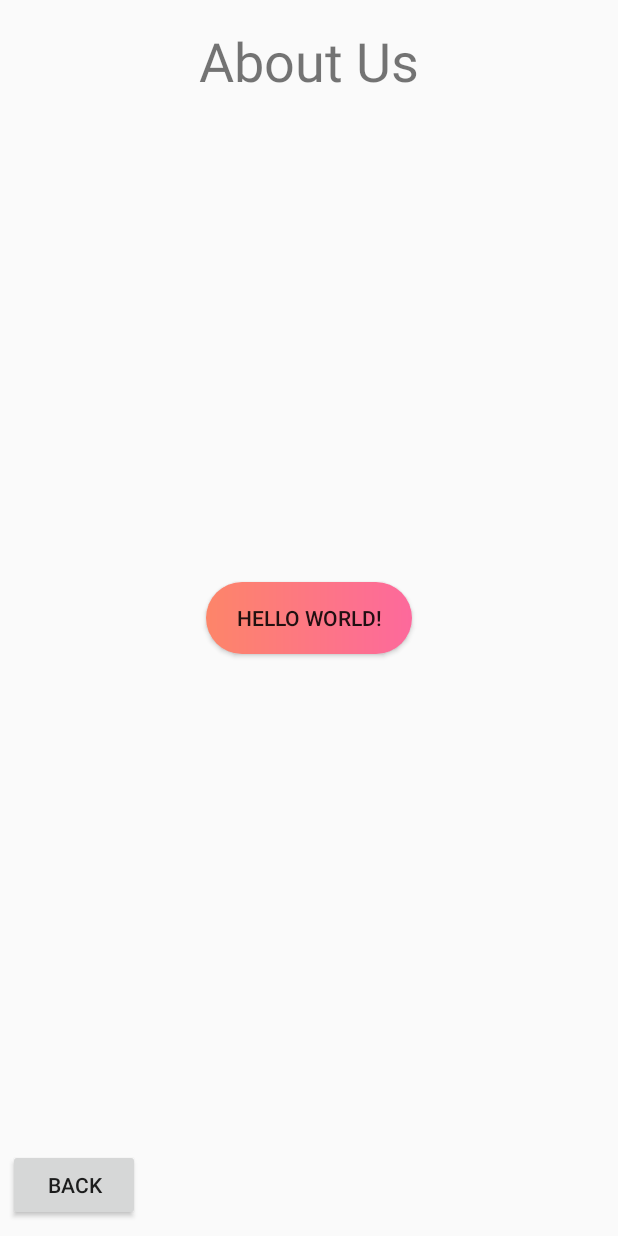
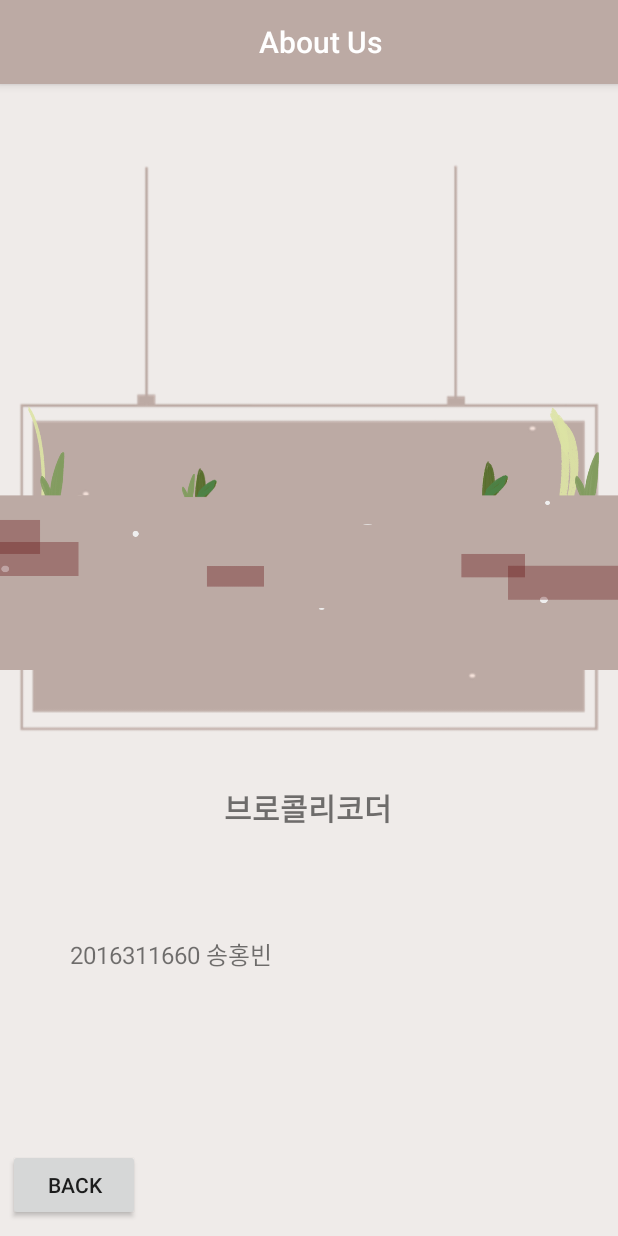
Before and after one commit to hbsongk/brocoli, an Android app: the Introduction screen opened directly, with no data from a screen before it, on a phone screen of 412 x 824 dp. Run offline under Robolectric (Android 15) with nearby library versions, the phone set to English and light mode, and no system bars.

Commit message:
'aboutus'

```diff
--- a/app/src/main/res/layout/activity_introduction.xml
+++ b/app/src/main/res/layout/activity_introduction.xml
@@ -3,7 +3,28 @@
     xmlns:app="http://schemas.android.com/apk/res-auto"
     xmlns:tools="http://schemas.android.com/tools"
     android:layout_width="match_parent"
-    android:layout_height="match_parent">
+    android:layout_height="match_parent"
+    android:background="#EFEBE9">
+
+    <com.google.android.material.appbar.AppBarLayout
+        android:id="@+id/appBarLayout2"
+        android:layout_width="match_parent"
+        android:layout_height="wrap_content"
+        android:background="#bcaaa4">
+
+
+        <androidx.appcompat.widget.Toolbar
+            android:id="@+id/mytoolbar"
+            android:layout_width="wrap_content"
+            android:layout_height="wrap_content"
+            android:layout_gravity="center"
+            android:background="#bcaaa4"
+            android:minHeight="?attr/actionBarSize"
+            android:theme="?attr/actionBarTheme"
+            android:visibility="visible"
+            app:title="About Us"
+            app:titleTextColor="#fff" />
+    </com.google.android.material.appbar.AppBarLayout>
 
 
     <Button
@@ -17,30 +38,76 @@
         app:layout_constraintBottom_toBottomOf="parent"
         app:layout_constraintStart_toStartOf="parent" />
 
-    <Button
-        android:id="@+id/button"
+    <!--    <Button-->
+    <!--        android:id="@+id/button"-->
+    <!--        android:layout_width="wrap_content"-->
+    <!--        android:layout_height="wrap_content"-->
+    <!--        android:background="@drawable/button_background"-->
+    <!--        android:paddingLeft="20dp"-->
+    <!--        android:paddingRight="20dp"-->
+    <!--        android:text="Click Here"-->
+    <!--        app:layout_constraintBottom_toBottomOf="parent"-->
+    <!--        app:layout_constraintEnd_toEndOf="parent"-->
+    <!--        app:layout_constraintHorizontal_bias="0.489"-->
+    <!--        app:layout_constraintLeft_toLeftOf="parent"-->
+    <!--        app:layout_constraintRight_toRightOf="parent"-->
+    <!--        app:layout_constraintStart_toStartOf="parent"-->
+    <!--        app:layout_constraintTop_toTopOf="parent"-->
+    <!--        app:layout_constraintVertical_bias="0.812" />-->
+
+
+    <TextView
+        android:id="@+id/textView3"
         android:layout_width="wrap_content"
         android:layout_height="wrap_content"
-        android:background="@drawable/button_background"
-        android:paddingLeft="20dp"
-        android:paddingRight="20dp"
-        android:text="Hello World!"
-        app:layout_constraintBottom_toBottomOf="parent"
+        android:layout_marginEnd="52dp"
+        android:layout_marginRight="52dp"
+        android:text="2019312137 윤효정"
+        android:textSize="16sp"
         app:layout_constraintEnd_toEndOf="parent"
-        app:layout_constraintLeft_toLeftOf="parent"
-        app:layout_constraintRight_toRightOf="parent"
-        app:layout_constraintStart_toStartOf="parent"
-        app:layout_constraintTop_toTopOf="parent" />
+        tools:layout_editor_absoluteY="534dp" />
 
     <TextView
         android:id="@+id/textView"
         android:layout_width="wrap_content"
         android:layout_height="wrap_content"
-        android:layout_marginTop="16dp"
-        android:text="About Us"
-        android:textSize="36sp"
+        android:text="브로콜리코더"
+        android:textSize="20sp"
+        android:textStyle="bold"
+        app:layout_constraintBottom_toBottomOf="parent"
         app:layout_constraintEnd_toEndOf="parent"
+        app:layout_constraintHorizontal_bias="0.498"
         app:layout_constraintStart_toStartOf="parent"
-        app:layout_constraintTop_toTopOf="parent" />
+        app:layout_constraintTop_toTopOf="parent"
+        app:layout_constraintVertical_bias="0.659" />
+
+    <TextView
+        android:id="@+id/textView2"
+        android:layout_width="wrap_content"
+        android:layout_height="wrap_content"
+        android:layout_marginBottom="176dp"
+        android:text="2016311660 송홍빈"
+        android:textSize="16sp"
+        app:layout_constraintBottom_toBottomOf="parent"
+        app:layout_constraintEnd_toEndOf="parent"
+        app:layout_constraintHorizontal_bias="0.169"
+        app:layout_constraintStart_toStartOf="parent" />
+
+    <ImageView
+        android:id="@+id/imageView12"
+        android:layout_width="wrap_content"
+        android:layout_height="wrap_content"
+        android:layout_marginBottom="248dp"
+        app:layout_constraintBottom_toBottomOf="parent"
+        app:srcCompat="@drawable/logo2"
+        tools:layout_editor_absoluteX="0dp" />
+
+    <ImageView
+        android:id="@+id/imageView13"
+        android:layout_width="0dp"
+        android:layout_height="wrap_content"
+        app:srcCompat="@drawable/bg3"
+        tools:layout_editor_absoluteX="0dp"
+        tools:layout_editor_absoluteY="291dp" />
 
 </androidx.constraintlayout.widget.ConstraintLayout>
--- a/app/src/main/res/layout/s.xml
+++ /dev/null
@@ -1,6 +0,0 @@
-<?xml version="1.0" encoding="utf-8"?>
-<androidx.constraintlayout.widget.ConstraintLayout
-    xmlns:android="http://schemas.android.com/apk/res/android" android:layout_width="match_parent"
-    android:layout_height="match_parent">
-
-</androidx.constraintlayout.widget.ConstraintLayout>
--- a/build.gradle
+++ b/build.gradle
@@ -5,7 +5,7 @@ buildscript {
         jcenter()
     }
     dependencies {
-        classpath "com.android.tools.build:gradle:4.1.2"
+        classpath 'com.android.tools.build:gradle:4.2.1'
 
         // NOTE: Do not place your application dependencies here; they belong
         // in the individual module build.gradle files
```
Also changed, not shown: app/src/main/res/drawable/bg.jpg (added), app/src/main/res/drawable/bg3.png (added), app/src/main/res/drawable/logo2.png (added), app/src/main/res/drawable/ncbg.png (added), gradle/wrapper/gradle-wrapper.properties.
